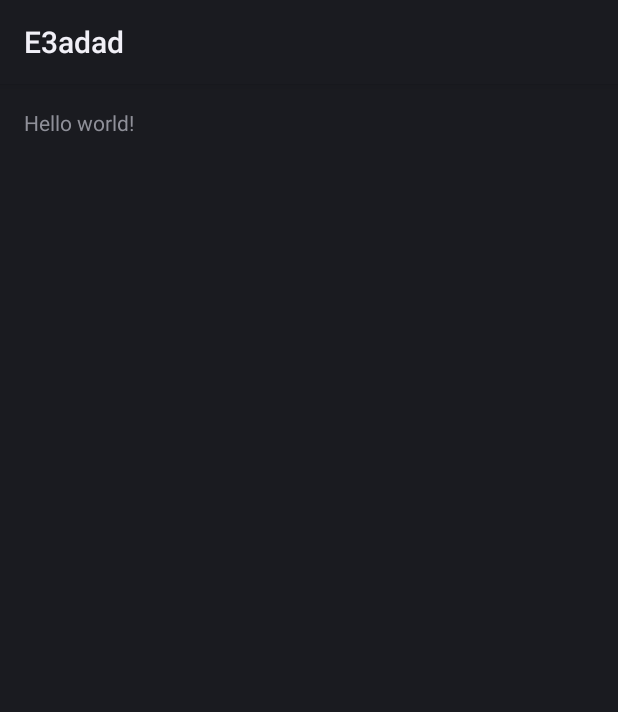
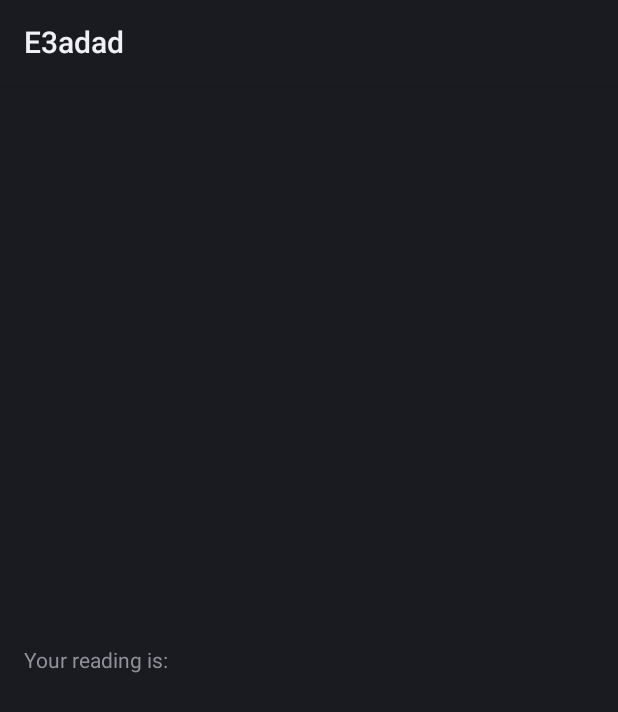
Before and after one commit to IngyN/E3adad, an Android app: the layout activity_camera_scan.xml on its own in the app's theme, with its tools: preview values and no code run, on a phone screen of 412 x 824 dp. Shown: the top 712 px of the screen. Run offline under Robolectric (Android 15) with nearby library versions, the phone set to English and light mode, and no system bars.

Commit message:
Models added

```diff
--- a/app/src/main/java/edu/aucegypt/ingyn/e3adad/activities/SignIN.java
+++ b/app/src/main/java/edu/aucegypt/ingyn/e3adad/activities/SignIN.java
@@ -27,7 +27,7 @@ public class SignIN extends ActionBarActivity {
     private EditText nationalID_in,serialNumber_in;
     private Button register_user;
     private int nationalID,serialNumber;
-    private String db_url = "";
+    private String API_URL = "";
     @Override
     protected void onCreate(Bundle savedInstanceState) {
         super.onCreate(savedInstanceState);
@@ -64,7 +64,7 @@ public class SignIN extends ActionBarActivity {
             e.printStackTrace();
         }
         // POST Request to send Data to the database
-        JsonObjectRequest postRequest = new JsonObjectRequest(Request.Method.POST, db_url,newUser ,new Response.Listener<JSONObject>() {
+        JsonObjectRequest postRequest = new JsonObjectRequest(Request.Method.POST, API_URL,newUser ,new Response.Listener<JSONObject>() {
             @Override
             public void onResponse(JSONObject response) {
                 Toast.makeText(SignIN.this, response.toString(), Toast.LENGTH_SHORT).show();
--- a/app/src/main/res/layout/activity_camera_scan.xml
+++ b/app/src/main/res/layout/activity_camera_scan.xml
@@ -6,14 +6,25 @@
     android:paddingBottom="@dimen/activity_vertical_margin"
     tools:context="edu.aucegypt.ingyn.e3adad.activities.Camera_scan">
 
-    <TextView android:text="@string/hello_world" android:layout_width="wrap_content"
-        android:layout_height="wrap_content" />
+    <TextView android:text="@string/display_reading" android:layout_width="wrap_content"
+        android:layout_height="wrap_content"
+        android:id="@+id/read"
+        android:layout_below="@+id/photo"
+        android:layout_alignParentStart="true" />
 
     <ImageView
-        android:layout_width="50dp"
-        android:layout_height="50dp"
+        android:layout_width="wrap_content"
+        android:layout_height="wrap_content"
         android:id="@+id/photo"
+        android:layout_above="@+id/tvRead"
+        android:layout_centerHorizontal="true"
+        android:layout_marginBottom="81dp" />
+
+    <TextView
+        android:layout_width="wrap_content"
+        android:layout_height="wrap_content"
+        android:id="@+id/tvRead"
         android:layout_centerVertical="true"
-        android:layout_centerHorizontal="true" />
+        android:layout_toEndOf="@+id/photo" />
 
 </RelativeLayout>
--- a/app/src/main/res/values/strings.xml
+++ b/app/src/main/res/values/strings.xml
@@ -1,7 +1,8 @@
 <resources>
     <string name="app_name">E3adad</string>
 
-    <string name="hello_world">Hello world!</string>
+    <string name="hello_world">Hello world</string>
+    <string name="display_reading">Your reading is: </string>
     <string name="action_settings">Settings</string>
     <string name="title_activity_camera_scan">Camera_scan</string>
 
```
Also changed, not shown: app/src/main/AndroidManifest.xml (+4 -4 lines), app/src/main/java/edu/aucegypt/ingyn/e3adad/activities/Camera_scan.java (+83 -3 lines), app/src/main/java/edu/aucegypt/ingyn/e3adad/activities/MainScreen.java (+14 -6 lines), app/src/main/java/edu/aucegypt/ingyn/e3adad/activities/SplashScreen.java (+16 -0 lines), 2 other files.
